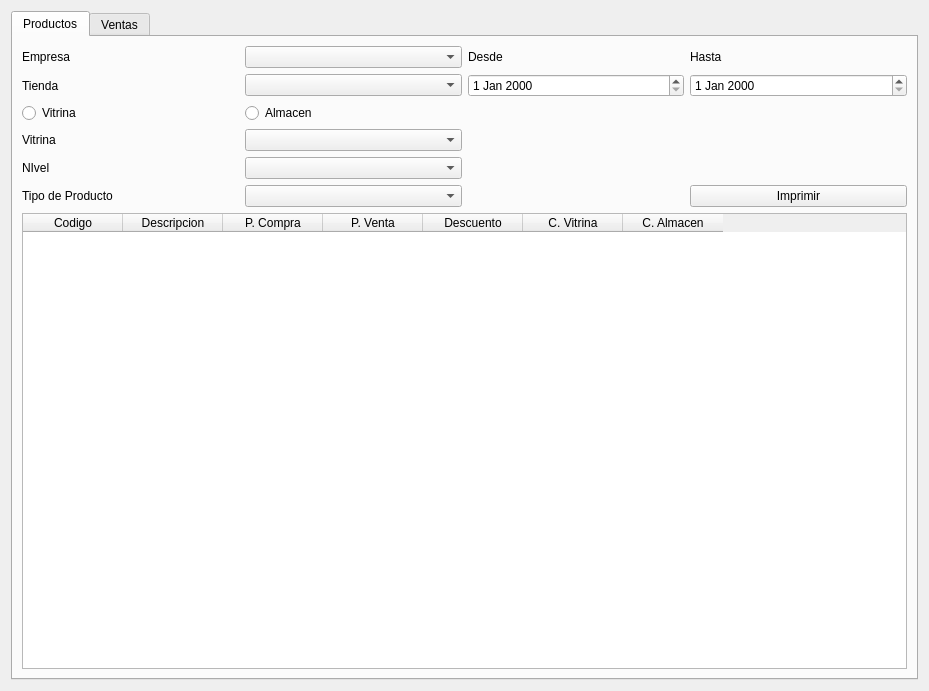
Before: the Qt Designer form reporte/ui_reporte.ui in rodety/manager, drawn with Qt 5.
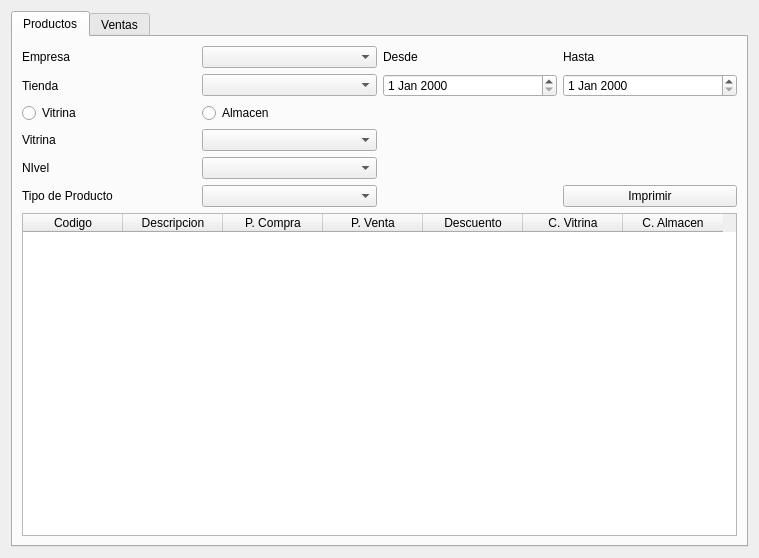
After: the same form once the commit is applied.

```diff
--- a/reporte/ui_reporte.ui
+++ b/reporte/ui_reporte.ui
@@ -6,8 +6,8 @@
    <rect>
     <x>0</x>
     <y>0</y>
-    <width>929</width>
-    <height>691</height>
+    <width>759</width>
+    <height>558</height>
    </rect>
   </property>
   <property name="windowTitle">
```
